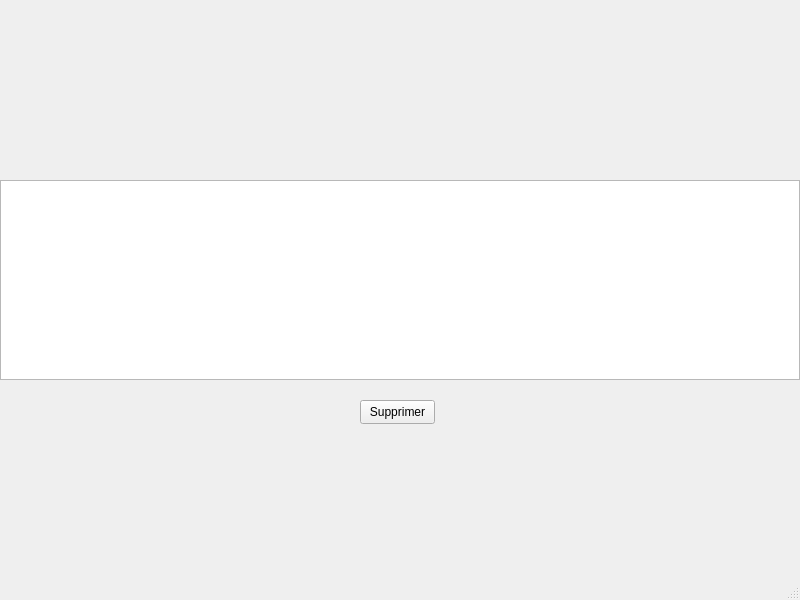
This is Locker/affichercommande.ui in maxjbs93/Locker as Qt 5 draws it before an edit. The edited form follows.
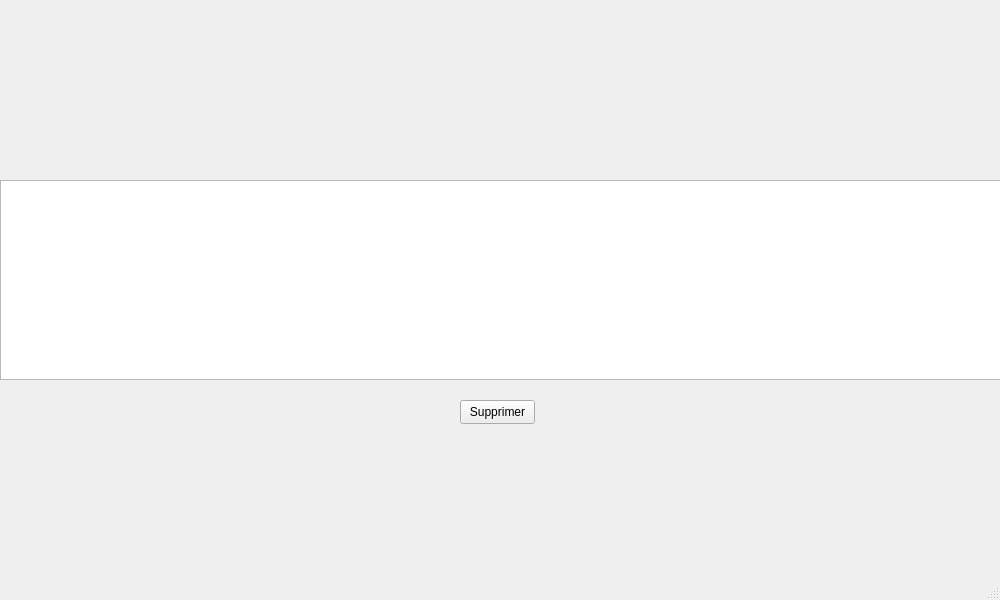
This is the edited form.

The edit to the form file:
```diff
--- a/Locker/affichercommande.ui
+++ b/Locker/affichercommande.ui
@@ -6,7 +6,7 @@
    <rect>
     <x>0</x>
     <y>0</y>
-    <width>800</width>
+    <width>1000</width>
     <height>600</height>
    </rect>
   </property>
@@ -17,7 +17,7 @@
    <widget class="QPushButton" name="pushButton_supprimer">
     <property name="geometry">
      <rect>
-      <x>360</x>
+      <x>460</x>
       <y>400</y>
       <width>75</width>
       <height>24</height>
@@ -32,7 +32,7 @@
      <rect>
       <x>0</x>
       <y>180</y>
-      <width>800</width>
+      <width>1001</width>
       <height>200</height>
      </rect>
     </property>
```
Left out of the diff: 2 changed lines with no effect on the pictures.
